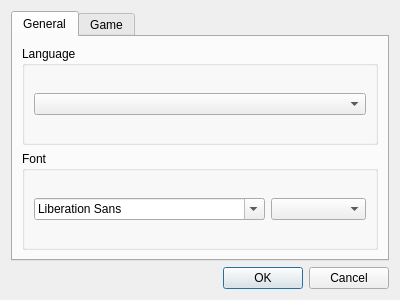
This is src/preferences.ui in mehdioa/qtmind as Qt 5 draws it before an edit. The edited form follows.
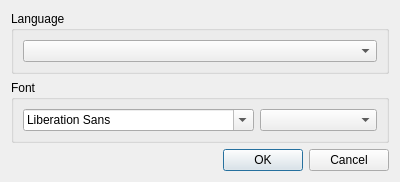
This is the edited form.

Diff of the .ui file:
```diff
--- a/src/preferences.ui
+++ b/src/preferences.ui
@@ -7,7 +7,7 @@
     <x>0</x>
     <y>0</y>
     <width>400</width>
-    <height>300</height>
+    <height>179</height>
    </rect>
   </property>
   <property name="windowTitle">
@@ -15,16 +15,6 @@
   </property>
   <layout class="QVBoxLayout" name="verticalLayout">
    <item>
-    <widget class="QTabWidget" name="tabWidget">
-     <property name="currentIndex">
-      <number>0</number>
-     </property>
-     <widget class="QWidget" name="tab">
-      <attribute name="title">
-       <string>General</string>
-      </attribute>
-      <layout class="QVBoxLayout" name="verticalLayout_2">
-       <item>
         <widget class="QGroupBox" name="groupBox">
          <property name="title">
           <string>Language</string>
@@ -57,15 +47,6 @@
            </layout>
           </item>
          </layout>
-        </widget>
-       </item>
-      </layout>
-     </widget>
-     <widget class="QWidget" name="tab_2">
-      <attribute name="title">
-       <string>Game</string>
-      </attribute>
-     </widget>
     </widget>
    </item>
    <item>
```
Lines whose indentation alone changed are shown as unchanged.
